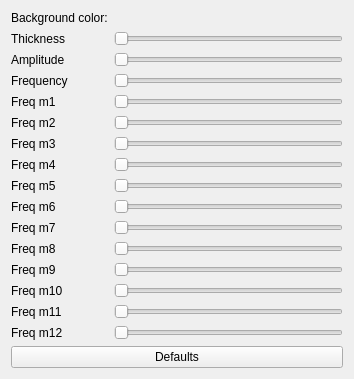
DLdota/OpenRGBEffectsPlugin, file Effects/FractalMotion/FractalMotion.ui: the form before one commit.
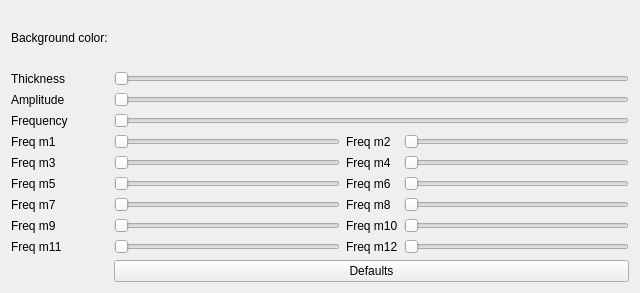
The form after the commit. Custom widgets are drawn as their Qt base class.

Commit message: Fractal motion gui review

```diff
--- a/Effects/FractalMotion/FractalMotion.ui
+++ b/Effects/FractalMotion/FractalMotion.ui
@@ -6,43 +6,14 @@
    <rect>
     <x>0</x>
     <y>0</y>
-    <width>354</width>
-    <height>375</height>
+    <width>640</width>
+    <height>293</height>
    </rect>
   </property>
   <property name="windowTitle">
    <string>Form</string>
   </property>
   <layout class="QGridLayout" name="gridLayout">
-   <item row="6" column="1">
-    <widget class="QTooltipedSlider" name="freq_m3">
-     <property name="minimum">
-      <number>1</number>
-     </property>
-     <property name="maximum">
-      <number>10000</number>
-     </property>
-     <property name="orientation">
-      <enum>Qt::Horizontal</enum>
-     </property>
-    </widget>
-   </item>
-   <item row="0" column="1">
-    <widget class="ColorPicker" name="background" native="true"/>
-   </item>
-   <item row="9" column="1">
-    <widget class="QTooltipedSlider" name="freq_m6">
-     <property name="minimum">
-      <number>1</number>
-     </property>
-     <property name="maximum">
-      <number>10000</number>
-     </property>
-     <property name="orientation">
-      <enum>Qt::Horizontal</enum>
-     </property>
-    </widget>
-   </item>
    <item row="4" column="0">
     <widget class="QLabel" name="label_freq_m1">
      <property name="text">
@@ -50,8 +21,11 @@
      </property>
     </widget>
    </item>
-   <item row="13" column="1">
-    <widget class="QTooltipedSlider" name="freq_m10">
+   <item row="0" column="1">
+    <widget class="ColorPicker" name="background" native="true"/>
+   </item>
+   <item row="6" column="1">
+    <widget class="QTooltipedSlider" name="freq_m3">
      <property name="minimum">
       <number>1</number>
      </property>
@@ -63,21 +37,29 @@
      </property>
     </widget>
    </item>
-   <item row="5" column="1">
-    <widget class="QTooltipedSlider" name="freq_m2">
-     <property name="minimum">
-      <number>1</number>
+   <item row="12" column="0">
+    <widget class="QLabel" name="label_freq_m9">
+     <property name="text">
+      <string>Freq m9</string>
      </property>
-     <property name="maximum">
-      <number>10000</number>
+    </widget>
+   </item>
+   <item row="14" column="0">
+    <widget class="QLabel" name="label_freq_m11">
+     <property name="text">
+      <string>Freq m11</string>
      </property>
-     <property name="orientation">
-      <enum>Qt::Horizontal</enum>
+    </widget>
+   </item>
+   <item row="3" column="0">
+    <widget class="QLabel" name="label_frequency">
+     <property name="text">
+      <string>Frequency</string>
      </property>
     </widget>
    </item>
-   <item row="2" column="1">
-    <widget class="QTooltipedSlider" name="amplitude">
+   <item row="8" column="1">
+    <widget class="QTooltipedSlider" name="freq_m5">
      <property name="minimum">
       <number>1</number>
      </property>
@@ -96,35 +78,8 @@
      </property>
     </widget>
    </item>
-   <item row="10" column="1">
-    <widget class="QTooltipedSlider" name="freq_m7">
-     <property name="minimum">
-      <number>1</number>
-     </property>
-     <property name="maximum">
-      <number>100</number>
-     </property>
-     <property name="orientation">
-      <enum>Qt::Horizontal</enum>
-     </property>
-    </widget>
-   </item>
-   <item row="10" column="0">
-    <widget class="QLabel" name="label_freq_m7">
-     <property name="text">
-      <string>Freq m7</string>
-     </property>
-    </widget>
-   </item>
-   <item row="11" column="0">
-    <widget class="QLabel" name="label_freq_m8">
-     <property name="text">
-      <string>Freq m8</string>
-     </property>
-    </widget>
-   </item>
-   <item row="11" column="1">
-    <widget class="QTooltipedSlider" name="freq_m8">
+   <item row="14" column="1">
+    <widget class="QTooltipedSlider" name="freq_m11">
      <property name="minimum">
       <number>1</number>
      </property>
@@ -143,24 +98,50 @@
      </property>
     </widget>
    </item>
-   <item row="8" column="0">
-    <widget class="QLabel" name="label_freq_m5">
+   <item row="12" column="1">
+    <widget class="QTooltipedSlider" name="freq_m9">
+     <property name="minimum">
+      <number>1</number>
+     </property>
+     <property name="maximum">
+      <number>10000</number>
+     </property>
+     <property name="orientation">
+      <enum>Qt::Horizontal</enum>
+     </property>
+    </widget>
+   </item>
+   <item row="6" column="0">
+    <widget class="QLabel" name="label_freq_m3">
      <property name="text">
-      <string>Freq m5</string>
+      <string>Freq m3</string>
      </property>
     </widget>
    </item>
-   <item row="5" column="0">
+   <item row="4" column="2">
     <widget class="QLabel" name="label_freq_m2">
      <property name="text">
       <string>Freq m2</string>
      </property>
     </widget>
    </item>
-   <item row="12" column="0">
-    <widget class="QLabel" name="label_freq_m9">
+   <item row="10" column="1">
+    <widget class="QTooltipedSlider" name="freq_m7">
+     <property name="minimum">
+      <number>1</number>
+     </property>
+     <property name="maximum">
+      <number>100</number>
+     </property>
+     <property name="orientation">
+      <enum>Qt::Horizontal</enum>
+     </property>
+    </widget>
+   </item>
+   <item row="10" column="0">
+    <widget class="QLabel" name="label_freq_m7">
      <property name="text">
-      <string>Freq m9</string>
+      <string>Freq m7</string>
      </property>
     </widget>
    </item>
@@ -171,8 +152,8 @@
      </property>
     </widget>
    </item>
-   <item row="12" column="1">
-    <widget class="QTooltipedSlider" name="freq_m9">
+   <item row="4" column="1">
+    <widget class="QTooltipedSlider" name="freq_m1">
      <property name="minimum">
       <number>1</number>
      </property>
@@ -184,47 +165,127 @@
      </property>
     </widget>
    </item>
-   <item row="15" column="1">
-    <widget class="QTooltipedSlider" name="freq_m12">
+   <item row="8" column="0">
+    <widget class="QLabel" name="label_freq_m5">
+     <property name="text">
+      <string>Freq m5</string>
+     </property>
+    </widget>
+   </item>
+   <item row="4" column="3">
+    <widget class="QTooltipedSlider" name="freq_m2">
      <property name="minimum">
       <number>1</number>
      </property>
      <property name="maximum">
-      <number>100</number>
+      <number>10000</number>
      </property>
      <property name="orientation">
       <enum>Qt::Horizontal</enum>
      </property>
     </widget>
    </item>
-   <item row="15" column="0">
+   <item row="6" column="2">
+    <widget class="QLabel" name="label_freq_m4">
+     <property name="text">
+      <string>Freq m4</string>
+     </property>
+    </widget>
+   </item>
+   <item row="6" column="3">
+    <widget class="QTooltipedSlider" name="freq_m4">
+     <property name="minimum">
+      <number>1</number>
+     </property>
+     <property name="maximum">
+      <number>1000</number>
+     </property>
+     <property name="orientation">
+      <enum>Qt::Horizontal</enum>
+     </property>
+    </widget>
+   </item>
+   <item row="8" column="2">
+    <widget class="QLabel" name="label_freq_m6">
+     <property name="text">
+      <string>Freq m6</string>
+     </property>
+    </widget>
+   </item>
+   <item row="8" column="3">
+    <widget class="QTooltipedSlider" name="freq_m6">
+     <property name="minimum">
+      <number>1</number>
+     </property>
+     <property name="maximum">
+      <number>10000</number>
+     </property>
+     <property name="orientation">
+      <enum>Qt::Horizontal</enum>
+     </property>
+    </widget>
+   </item>
+   <item row="10" column="2">
+    <widget class="QLabel" name="label_freq_m8">
+     <property name="text">
+      <string>Freq m8</string>
+     </property>
+    </widget>
+   </item>
+   <item row="10" column="3">
+    <widget class="QTooltipedSlider" name="freq_m8">
+     <property name="minimum">
+      <number>1</number>
+     </property>
+     <property name="maximum">
+      <number>10000</number>
+     </property>
+     <property name="orientation">
+      <enum>Qt::Horizontal</enum>
+     </property>
+    </widget>
+   </item>
+   <item row="12" column="2">
+    <widget class="QLabel" name="label_freq_m10">
+     <property name="text">
+      <string>Freq m10</string>
+     </property>
+    </widget>
+   </item>
+   <item row="12" column="3">
+    <widget class="QTooltipedSlider" name="freq_m10">
+     <property name="minimum">
+      <number>1</number>
+     </property>
+     <property name="maximum">
+      <number>10000</number>
+     </property>
+     <property name="orientation">
+      <enum>Qt::Horizontal</enum>
+     </property>
+    </widget>
+   </item>
+   <item row="14" column="2">
     <widget class="QLabel" name="label_freq_m12">
      <property name="text">
       <string>Freq m12</string>
      </property>
     </widget>
    </item>
-   <item row="14" column="0">
-    <widget class="QLabel" name="label_freq_m11">
-     <property name="text">
-      <string>Freq m11</string>
-     </property>
-    </widget>
-   </item>
-   <item row="3" column="1">
-    <widget class="QTooltipedSlider" name="frequency">
+   <item row="14" column="3">
+    <widget class="QTooltipedSlider" name="freq_m12">
      <property name="minimum">
       <number>1</number>
      </property>
      <property name="maximum">
-      <number>10000</number>
+      <number>100</number>
      </property>
      <property name="orientation">
       <enum>Qt::Horizontal</enum>
      </property>
     </widget>
    </item>
-   <item row="1" column="1">
+   <item row="1" column="1" colspan="3">
     <widget class="QTooltipedSlider" name="thickness">
      <property name="minimum">
       <number>2</number>
@@ -237,8 +298,8 @@
      </property>
     </widget>
    </item>
-   <item row="14" column="1">
-    <widget class="QTooltipedSlider" name="freq_m11">
+   <item row="2" column="1" colspan="3">
+    <widget class="QTooltipedSlider" name="amplitude">
      <property name="minimum">
       <number>1</number>
      </property>
@@ -250,32 +311,12 @@
      </property>
     </widget>
    </item>
-   <item row="7" column="1">
-    <widget class="QTooltipedSlider" name="freq_m4">
+   <item row="3" column="1" colspan="3">
+    <widget class="QTooltipedSlider" name="frequency">
      <property name="minimum">
       <number>1</number>
      </property>
      <property name="maximum">
-      <number>1000</number>
-     </property>
-     <property name="orientation">
-      <enum>Qt::Horizontal</enum>
-     </property>
-    </widget>
-   </item>
-   <item row="7" column="0">
-    <widget class="QLabel" name="label_freq_m4">
-     <property name="text">
-      <string>Freq m4</string>
-     </property>
-    </widget>
-   </item>
-   <item row="8" column="1">
-    <widget class="QTooltipedSlider" name="freq_m5">
-     <property name="minimum">
-      <number>1</number>
-     </property>
-     <property name="maximum">
       <number>10000</number>
      </property>
      <property name="orientation">
@@ -283,48 +324,7 @@
      </property>
     </widget>
    </item>
-   <item row="6" column="0">
-    <widget class="QLabel" name="label_freq_m3">
-     <property name="text">
-      <string>Freq m3</string>
-     </property>
-    </widget>
-   </item>
-   <item row="4" column="1">
-    <widget class="QTooltipedSlider" name="freq_m1">
-     <property name="minimum">
-      <number>1</number>
-     </property>
-     <property name="maximum">
-      <number>10000</number>
-     </property>
-     <property name="orientation">
-      <enum>Qt::Horizontal</enum>
-     </property>
-    </widget>
-   </item>
-   <item row="3" column="0">
-    <widget class="QLabel" name="label_frequency">
-     <property name="text">
-      <string>Frequency</string>
-     </property>
-    </widget>
-   </item>
-   <item row="13" column="0">
-    <widget class="QLabel" name="label_freq_m10">
-     <property name="text">
-      <string>Freq m10</string>
-     </property>
-    </widget>
-   </item>
-   <item row="9" column="0">
-    <widget class="QLabel" name="label_freq_m6">
-     <property name="text">
-      <string>Freq m6</string>
-     </property>
-    </widget>
-   </item>
-   <item row="16" column="0" colspan="2">
+   <item row="15" column="1" colspan="3">
     <widget class="QPushButton" name="defaults">
      <property name="text">
       <string>Defaults</string>
```
